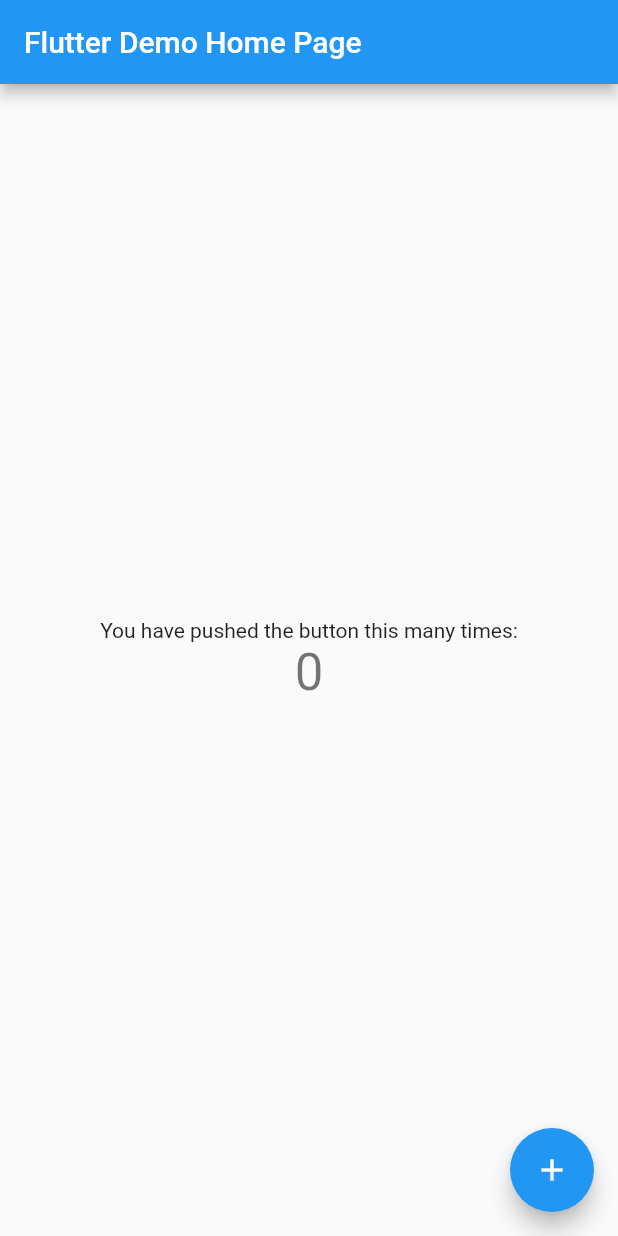
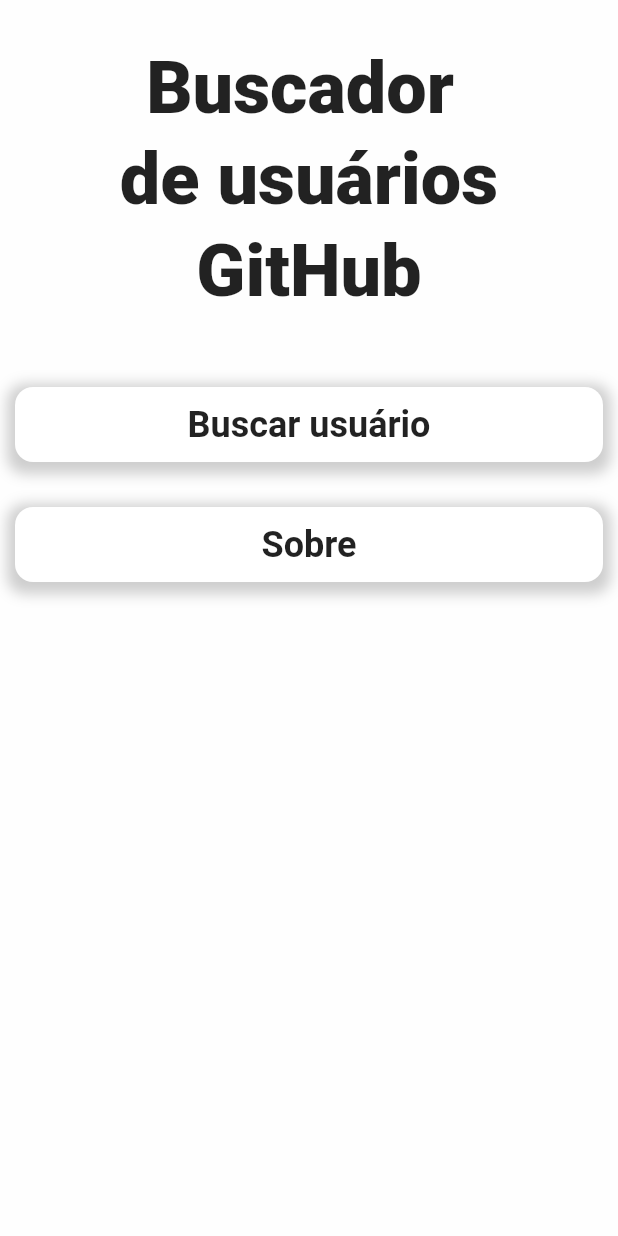
Before and after one commit to luizh455/GitHubSearchingFlutter, a Flutter app: the screen it shows after launch, on a phone screen of 412 x 824 dp. Run offline on Flutter 3.47's test engine with Material 2 defaults, Android fonts, the phone set to English and light mode, and no system bars; our stand-ins replace get.

Commit message:
-Project creation First commit -Add: Custom button -> rounded_button.dart -Add: First screen creation -> main_menu.dart

```diff
--- a/git_search/lib/main.dart
+++ b/git_search/lib/main.dart
@@ -1,117 +1,13 @@
 import 'package:flutter/material.dart';
+import 'package:get/get.dart';
+import 'package:git_search/screens/main_menu.dart';
 
 void main() {
-  runApp(MyApp());
+  runApp(GetMaterialApp(
+    initialRoute: '/menu',
+    defaultTransition: Transition.native,
+    getPages: [
+      GetPage(name: 'menu', page: () => MainMenu())
+    ],
+  ));
 }
-
-class MyApp extends StatelessWidget {
-  // This widget is the root of your application.
-  @override
-  Widget build(BuildContext context) {
-    return MaterialApp(
-      title: 'Flutter Demo',
-      theme: ThemeData(
-        // This is the theme of your application.
-        //
-        // Try running your application with "flutter run". You'll see the
-        // application has a blue toolbar. Then, without quitting the app, try
-        // changing the primarySwatch below to Colors.green and then invoke
-        // "hot reload" (press "r" in the console where you ran "flutter run",
-        // or simply save your changes to "hot reload" in a Flutter IDE).
-        // Notice that the counter didn't reset back to zero; the application
-        // is not restarted.
-        primarySwatch: Colors.blue,
-        // This makes the visual density adapt to the platform that you run
-        // the app on. For desktop platforms, the controls will be smaller and
-        // closer together (more dense) than on mobile platforms.
-        visualDensity: VisualDensity.adaptivePlatformDensity,
-      ),
-      home: MyHomePage(title: 'Flutter Demo Home Page'),
-    );
-  }
-}
-
-class MyHomePage extends StatefulWidget {
-  MyHomePage({Key key, this.title}) : super(key: key);
-
-  // This widget is the home page of your application. It is stateful, meaning
-  // that it has a State object (defined below) that contains fields that affect
-  // how it looks.
-
-  // This class is the configuration for the state. It holds the values (in this
-  // case the title) provided by the parent (in this case the App widget) and
-  // used by the build method of the State. Fields in a Widget subclass are
-  // always marked "final".
-
-  final String title;
-
-  @override
-  _MyHomePageState createState() => _MyHomePageState();
-}
-
-class _MyHomePageState extends State<MyHomePage> {
-  int _counter = 0;
-
-  void _incrementCounter() {
-    setState(() {
-      // This call to setState tells the Flutter framework that something has
-      // changed in this State, which causes it to rerun the build method below
-      // so that the display can reflect the updated values. If we changed
-      // _counter without calling setState(), then the build method would not be
-      // called again, and so nothing would appear to happen.
-      _counter++;
-    });
-  }
-
-  @override
-  Widget build(BuildContext context) {
-    // This method is rerun every time setState is called, for instance as done
-    // by the _incrementCounter method above.
-    //
-    // The Flutter framework has been optimized to make rerunning build methods
-    // fast, so that you can just rebuild anything that needs updating rather
-    // than having to individually change instances of widgets.
-    return Scaffold(
-      appBar: AppBar(
-        // Here we take the value from the MyHomePage object that was created by
-        // the App.build method, and use it to set our appbar title.
-        title: Text(widget.title),
-      ),
-      body: Center(
-        // Center is a layout widget. It takes a single child and positions it
-        // in the middle of the parent.
-        child: Column(
-          // Column is also a layout widget. It takes a list of children and
-          // arranges them vertically. By default, it sizes itself to fit its
-          // children horizontally, and tries to be as tall as its parent.
-          //
-          // Invoke "debug painting" (press "p" in the console, choose the
-          // "Toggle Debug Paint" action from the Flutter Inspector in Android
-          // Studio, or the "Toggle Debug Paint" command in Visual Studio Code)
-          // to see the wireframe for each widget.
-          //
-          // Column has various properties to control how it sizes itself and
-          // how it positions its children. Here we use mainAxisAlignment to
-          // center the children vertically; the main axis here is the vertical
-          // axis because Columns are vertical (the cross axis would be
-          // horizontal).
-          mainAxisAlignment: MainAxisAlignment.center,
-          children: <Widget>[
-            Text(
-              'You have pushed the button this many times:',
-            ),
-            Text(
-              '$_counter',
-              style: Theme.of(context).textTheme.headline4,
-            ),
-          ],
-        ),
-      ),
-      floatingActionButton: FloatingActionButton(
-        onPressed: _incrementCounter,
-        tooltip: 'Increment',
-        child: Icon(Icons.add),
-      ), // This trailing comma makes auto-formatting nicer for build methods.
-    );
-  }
-}
--- /dev/null
+++ b/git_search/lib/screens/main_menu.dart
@@ -0,0 +1,53 @@
+import 'package:flutter/material.dart';
+import 'package:git_search/widgets/rounded_button.dart';
+
+class MainMenu extends StatelessWidget {
+  final controller = new TextEditingController(text: "");
+
+  @override
+  Widget build(BuildContext context) {
+    return Scaffold(
+      body: Container(
+        color: Colors.white70,
+        child: SafeArea(
+          child: ListView(
+            children: [
+              Padding(padding: EdgeInsets.only(top: 30),
+                  child: Center(child: Text("Buscador ",
+                    style: TextStyle(
+                        fontSize: 48,
+                        fontWeight: FontWeight.w800
+                    ),),)),
+              Padding(padding: EdgeInsets.only(top: 5),
+                  child: Center(child: Text("de usuários",
+                    style: TextStyle(
+                        fontSize: 48,
+                        fontWeight: FontWeight.w800
+                    ),),)),
+              Padding(padding: EdgeInsets.only(top: 5),
+                  child: Center(child: Text("GitHub",
+                    style: TextStyle(
+                        fontSize: 48,
+                        fontWeight: FontWeight.w800
+                    ),),)),
+              Padding(
+                padding: EdgeInsets.only(top: 50),
+                child: RoundedButton(
+                  text: "Buscar usuário",
+                  function: () => print("teste"),
+                ),
+              ),
+              Padding(
+                padding: EdgeInsets.only(top: 30,),
+                child: RoundedButton(
+                  text: "Sobre",
+                  function: () => print("teste"),
+                ),
+              ),
+            ],
+          ),
+        ),
+      ),
+    );
+  }
+}
--- /dev/null
+++ b/git_search/lib/widgets/rounded_button.dart
@@ -0,0 +1,37 @@
+import 'package:flutter/material.dart';
+
+class RoundedButton extends StatelessWidget {
+  RoundedButton({this.text, this.icon, this.function});
+
+  final text;
+  final icon;
+  final function;
+
+  @override
+  Widget build(BuildContext context) {
+    return GestureDetector(
+        onTap: function,
+        child: Padding(
+            padding: EdgeInsets.only(left: 10, right: 10),
+            child: Container(
+                height: 50,
+                decoration: BoxDecoration(
+                  boxShadow: [
+                    BoxShadow(
+                      color: Colors.grey.withOpacity(0.5),
+                      spreadRadius: 5,
+                      blurRadius: 7,
+                      offset: Offset(0, 3),
+                    )
+                  ],
+                  borderRadius: BorderRadius.circular(12),
+                  color: Colors.white,
+                ),
+                child: Center(
+                  child: Text(
+                    "$text",
+                    style: TextStyle(fontSize: 24, fontWeight: FontWeight.w600),
+                  ),
+                ))));
+  }
+}
--- a/git_search/pubspec.yaml
+++ b/git_search/pubspec.yaml
@@ -28,6 +28,8 @@ dependencies:
   # The following adds the Cupertino Icons font to your application.
   # Use with the CupertinoIcons class for iOS style icons.
   cupertino_icons: ^1.0.0
+  dio: ^3.0.10
+  get: ^3.13.2
 
 dev_dependencies:
   flutter_test:
```
Also changed, not shown: git_search/pubspec.lock, 1 other file.
